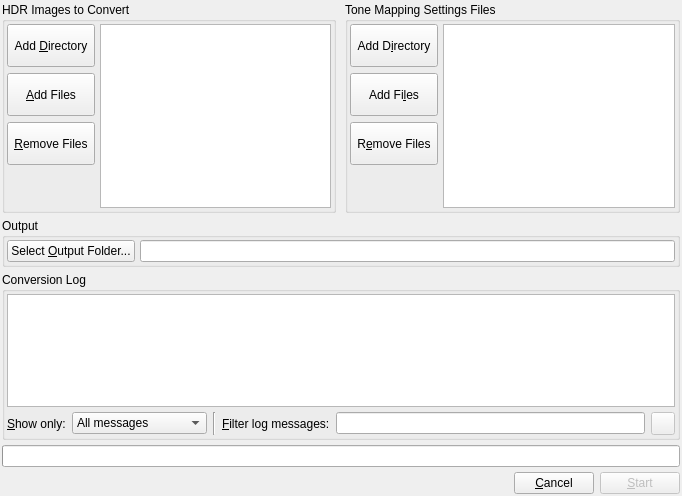
Qt form forms/BatchTMDialog.ui (LuminanceHDR/LuminanceHDR) before a commit.
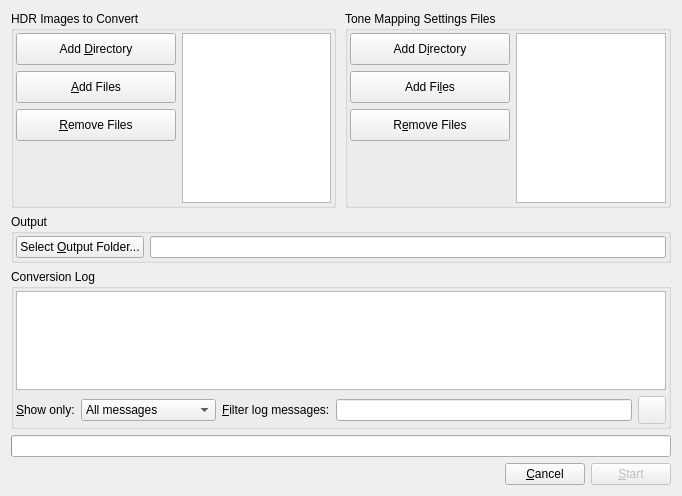
The same form after that commit. Icons and pictures are not drawn.

The edit to the form file:
```diff
--- a/forms/BatchTMDialog.ui
+++ b/forms/BatchTMDialog.ui
@@ -16,50 +16,41 @@
    <iconset resource="../icons.qrc" >
     <normaloff>:/new/prefix1/images/luminance.png</normaloff>:/new/prefix1/images/luminance.png</iconset>
   </property>
-  <layout class="QVBoxLayout" >
-   <property name="spacing" >
-    <number>5</number>
-   </property>
-   <property name="margin" >
-    <number>2</number>
-   </property>
+  <layout class="QVBoxLayout" name="_2">
    <item>
-    <layout class="QHBoxLayout" >
-     <property name="spacing" >
+    <layout class="QHBoxLayout">
+     <property name="spacing">
       <number>9</number>
      </property>
-     <property name="margin" >
-      <number>0</number>
-     </property>
      <item>
-      <widget class="QGroupBox" name="groupBox_3" >
-       <property name="title" >
+      <widget class="QGroupBox" name="groupBox_3">
+       <property name="title">
         <string>HDR Images to Convert</string>
        </property>
-       <layout class="QHBoxLayout" >
-        <property name="spacing" >
-         <number>5</number>
-        </property>
-        <property name="margin" >
+       <property name="alignment">
+        <set>Qt::AlignLeading|Qt::AlignLeft|Qt::AlignTop</set>
+       </property>
+       <layout class="QHBoxLayout" name="_6">
+        <property name="margin">
          <number>2</number>
         </property>
         <item>
-         <layout class="QVBoxLayout" >
-          <property name="spacing" >
-           <number>6</number>
-          </property>
-          <property name="margin" >
-           <number>0</number>
-          </property>
+         <layout class="QVBoxLayout" name="_3">
           <item>
-           <widget class="QToolButton" name="add_dir_HDRs_Button" >
-            <property name="sizePolicy" >
-             <sizepolicy vsizetype="MinimumExpanding" hsizetype="Preferred" >
-              <horstretch>0</horstretch>
-              <verstretch>0</verstretch>
-             </sizepolicy>
+           <widget class="QPushButton" name="add_dir_HDRs_Button">
+            <property name="minimumSize">
+             <size>
+              <width>160</width>
+              <height>32</height>
+             </size>
             </property>
-            <property name="toolTip" >
+            <property name="maximumSize">
+             <size>
+              <width>160</width>
+              <height>32</height>
+             </size>
+            </property>
+            <property name="toolTip">
              <string>Add all the HDRs in a directory to the list</string>
             </property>
             <property name="text" >
@@ -69,20 +60,32 @@
              <iconset resource="../icons.qrc" >
               <normaloff>:/new/prefix1/images/fileopen.png</normaloff>:/new/prefix1/images/fileopen.png</iconset>
             </property>
-            <property name="toolButtonStyle" >
-             <enum>Qt::ToolButtonTextUnderIcon</enum>
+            <property name="autoDefault">
+             <bool>true</bool>
+            </property>
+            <property name="default">
+             <bool>false</bool>
+            </property>
+            <property name="flat">
+             <bool>false</bool>
             </property>
            </widget>
           </item>
           <item>
-           <widget class="QToolButton" name="add_HDRs_Button" >
-            <property name="sizePolicy" >
-             <sizepolicy vsizetype="MinimumExpanding" hsizetype="Preferred" >
-              <horstretch>0</horstretch>
-              <verstretch>0</verstretch>
-             </sizepolicy>
+           <widget class="QPushButton" name="add_HDRs_Button">
+            <property name="minimumSize">
+             <size>
+              <width>160</width>
+              <height>32</height>
+             </size>
             </property>
-            <property name="toolTip" >
+            <property name="maximumSize">
+             <size>
+              <width>160</width>
+              <height>32</height>
+             </size>
+            </property>
+            <property name="toolTip">
              <string>Add single HDR files to the list</string>
             </property>
             <property name="text" >
@@ -92,20 +95,23 @@
              <iconset resource="../icons.qrc" >
               <normaloff>:/new/prefix1/images/add.png</normaloff>:/new/prefix1/images/add.png</iconset>
             </property>
-            <property name="toolButtonStyle" >
-             <enum>Qt::ToolButtonTextUnderIcon</enum>
-            </property>
            </widget>
           </item>
           <item>
-           <widget class="QToolButton" name="remove_HDRs_Button" >
-            <property name="sizePolicy" >
-             <sizepolicy vsizetype="MinimumExpanding" hsizetype="Preferred" >
-              <horstretch>0</horstretch>
-              <verstretch>0</verstretch>
-             </sizepolicy>
+           <widget class="QPushButton" name="remove_HDRs_Button">
+            <property name="minimumSize">
+             <size>
+              <width>160</width>
+              <height>32</height>
+             </size>
             </property>
-            <property name="toolTip" >
+            <property name="maximumSize">
+             <size>
+              <width>160</width>
+              <height>32</height>
+             </size>
+            </property>
+            <property name="toolTip">
              <string>Remove single HDR files to the list</string>
             </property>
             <property name="text" >
@@ -115,17 +121,14 @@
              <iconset resource="../icons.qrc" >
               <normaloff>:/new/prefix1/images/remove.png</normaloff>:/new/prefix1/images/remove.png</iconset>
             </property>
-            <property name="toolButtonStyle" >
-             <enum>Qt::ToolButtonTextUnderIcon</enum>
-            </property>
            </widget>
           </item>
           <item>
-           <spacer>
-            <property name="orientation" >
+           <spacer name="verticalSpacer">
+            <property name="orientation">
              <enum>Qt::Vertical</enum>
             </property>
-            <property name="sizeHint" stdset="0" >
+            <property name="sizeHint" stdset="0">
              <size>
               <width>20</width>
               <height>40</height>
@@ -136,8 +139,8 @@
          </layout>
         </item>
         <item>
-         <widget class="QListWidget" name="listWidget_HDRs" >
-          <property name="toolTip" >
+         <widget class="QListWidget" name="listWidget_HDRs">
+          <property name="toolTip">
            <string>List of HDRs that will be tone mapped</string>
           </property>
           <property name="selectionMode" >
@@ -152,34 +155,34 @@
       </widget>
      </item>
      <item>
-      <widget class="QGroupBox" name="groupBox_5" >
-       <property name="title" >
+      <widget class="QGroupBox" name="groupBox_5">
+       <property name="title">
         <string>Tone Mapping Settings Files</string>
        </property>
-       <layout class="QHBoxLayout" >
-        <property name="spacing" >
-         <number>5</number>
-        </property>
-        <property name="margin" >
+       <property name="alignment">
+        <set>Qt::AlignLeading|Qt::AlignLeft|Qt::AlignTop</set>
+       </property>
+       <layout class="QHBoxLayout" name="_5">
+        <property name="margin">
          <number>2</number>
         </property>
         <item>
-         <layout class="QVBoxLayout" >
-          <property name="spacing" >
-           <number>6</number>
-          </property>
-          <property name="margin" >
-           <number>0</number>
-          </property>
+         <layout class="QVBoxLayout" name="_4">
           <item>
-           <widget class="QToolButton" name="add_dir_TMopts_Button" >
-            <property name="sizePolicy" >
-             <sizepolicy vsizetype="MinimumExpanding" hsizetype="Preferred" >
-              <horstretch>0</horstretch>
-              <verstretch>0</verstretch>
-             </sizepolicy>
+           <widget class="QPushButton" name="add_dir_TMopts_Button">
+            <property name="minimumSize">
+             <size>
+              <width>160</width>
+              <height>32</height>
+             </size>
             </property>
-            <property name="toolTip" >
+            <property name="maximumSize">
+             <size>
+              <width>160</width>
+              <height>32</height>
+             </size>
+            </property>
+            <property name="toolTip">
              <string>Add all the Tone Mapping Setting files in a directory to the list</string>
             </property>
             <property name="text" >
@@ -189,20 +192,26 @@
              <iconset resource="../icons.qrc" >
               <normaloff>:/new/prefix1/images/fileopen.png</normaloff>:/new/prefix1/images/fileopen.png</iconset>
             </property>
-            <property name="toolButtonStyle" >
-             <enum>Qt::ToolButtonTextUnderIcon</enum>
+            <property name="flat">
+             <bool>false</bool>
             </property>
            </widget>
           </item>
           <item>
-           <widget class="QToolButton" name="add_TMopts_Button" >
-            <property name="sizePolicy" >
-             <sizepolicy vsizetype="MinimumExpanding" hsizetype="Preferred" >
-              <horstretch>0</horstretch>
-              <verstretch>0</verstretch>
-             </sizepolicy>
+           <widget class="QPushButton" name="add_TMopts_Button">
+            <property name="minimumSize">
+             <size>
+              <width>160</width>
+              <height>32</height>
+             </size>
             </property>
-            <property name="toolTip" >
+            <property name="maximumSize">
+             <size>
+              <width>160</width>
+              <height>32</height>
+             </size>
+            </property>
+            <property name="toolTip">
              <string>Add single Tone Mapping Setting files to the list</string>
             </property>
             <property name="text" >
@@ -212,20 +221,26 @@
              <iconset resource="../icons.qrc" >
               <normaloff>:/new/prefix1/images/add.png</normaloff>:/new/prefix1/images/add.png</iconset>
             </property>
-            <property name="toolButtonStyle" >
-             <enum>Qt::ToolButtonTextUnderIcon</enum>
+            <property name="flat">
+             <bool>false</bool>
             </property>
            </widget>
           </item>
           <item>
-           <widget class="QToolButton" name="remove_TMOpts_Button" >
-            <property name="sizePolicy" >
-             <sizepolicy vsizetype="MinimumExpanding" hsizetype="Preferred" >
-              <horstretch>0</horstretch>
-              <verstretch>0</verstretch>
-             </sizepolicy>
+           <widget class="QPushButton" name="remove_TMOpts_Button">
+            <property name="minimumSize">
+             <size>
+              <width>160</width>
+              <height>32</height>
+             </size>
             </property>
-            <property name="toolTip" >
+            <property name="maximumSize">
+             <size>
+              <width>160</width>
+              <height>32</height>
+             </size>
+            </property>
+            <property name="toolTip">
              <string>Remove single Tone Mapping Setting files to the list</string>
             </property>
             <property name="text" >
@@ -235,17 +250,17 @@
              <iconset resource="../icons.qrc" >
               <normaloff>:/new/prefix1/images/remove.png</normaloff>:/new/prefix1/images/remove.png</iconset>
             </property>
-            <property name="toolButtonStyle" >
-             <enum>Qt::ToolButtonTextUnderIcon</enum>
+            <property name="flat">
+             <bool>false</bool>
             </property>
            </widget>
           </item>
           <item>
-           <spacer>
-            <property name="orientation" >
+           <spacer name="verticalSpacer_2">
+            <property name="orientation">
              <enum>Qt::Vertical</enum>
             </property>
-            <property name="sizeHint" stdset="0" >
+            <property name="sizeHint" stdset="0">
              <size>
               <width>20</width>
               <height>40</height>
@@ -256,8 +271,8 @@
          </layout>
         </item>
         <item>
-         <widget class="QListWidget" name="listWidget_TMopts" >
-          <property name="toolTip" >
+         <widget class="QListWidget" name="listWidget_TMopts">
+          <property name="toolTip">
            <string>List of Tone Mapping Setting files that will be used to tone map each HDR</string>
           </property>
           <property name="selectionMode" >
@@ -274,30 +289,27 @@
     </layout>
    </item>
    <item>
-    <widget class="QGroupBox" name="groupBox_4" >
-     <property name="toolTip" >
+    <widget class="QGroupBox" name="groupBox_4">
+     <property name="toolTip">
       <string>Specify output folder for the tone mapped files</string>
      </property>
      <property name="title" >
       <string>Output</string>
      </property>
-     <layout class="QHBoxLayout" >
-      <property name="spacing" >
-       <number>5</number>
-      </property>
-      <property name="margin" >
+     <layout class="QHBoxLayout" name="_7">
+      <property name="margin">
        <number>2</number>
       </property>
       <item>
-       <widget class="QPushButton" name="out_folder_Button" >
-        <property name="text" >
+       <widget class="QPushButton" name="out_folder_Button">
+        <property name="text">
          <string>Select &amp;Output Folder...</string>
         </property>
        </widget>
       </item>
       <item>
-       <widget class="QLineEdit" name="out_folder_widgets" >
-        <property name="readOnly" >
+       <widget class="QLineEdit" name="out_folder_widgets">
+        <property name="readOnly">
          <bool>true</bool>
         </property>
        </widget>
@@ -306,21 +318,18 @@
     </widget>
    </item>
    <item>
-    <widget class="QGroupBox" name="groupBox" >
-     <property name="title" >
+    <widget class="QGroupBox" name="groupBox">
+     <property name="title">
       <string>Conversion Log</string>
      </property>
-     <layout class="QVBoxLayout" >
-      <property name="spacing" >
-       <number>5</number>
-      </property>
-      <property name="margin" >
+     <layout class="QVBoxLayout" name="_8">
+      <property name="margin">
        <number>2</number>
       </property>
       <item>
-       <widget class="QListView" name="Log_Widget" >
-        <property name="sizePolicy" >
-         <sizepolicy vsizetype="Maximum" hsizetype="Preferred" >
+       <widget class="QListView" name="Log_Widget">
+        <property name="sizePolicy">
+         <sizepolicy hsizetype="Preferred" vsizetype="Maximum">
           <horstretch>0</horstretch>
           <verstretch>0</verstretch>
          </sizepolicy>
@@ -346,16 +355,10 @@
        </widget>
       </item>
       <item>
-       <layout class="QHBoxLayout" >
-        <property name="spacing" >
-         <number>6</number>
-        </property>
-        <property name="margin" >
-         <number>0</number>
-        </property>
+       <layout class="QHBoxLayout">
         <item>
-         <widget class="QLabel" name="filterLabel1" >
-          <property name="text" >
+         <widget class="QLabel" name="filterLabel1">
+          <property name="text">
            <string>&amp;Show only:</string>
           </property>
           <property name="buddy" >
@@ -364,10 +367,13 @@
          </widget>
         </item>
         <item>
-         <widget class="QComboBox" name="filterComboBox" >
-          <property name="toolTip" >
+         <widget class="QComboBox" name="filterComboBox">
+          <property name="toolTip">
            <string>Filter messages based on severity</string>
           </property>
+          <property name="editable">
+           <bool>false</bool>
+          </property>
           <item>
            <property name="text" >
             <string>All messages</string>
@@ -386,15 +392,8 @@
          </widget>
         </item>
         <item>
-         <widget class="Line" name="line" >
-          <property name="orientation" >
-           <enum>Qt::Vertical</enum>
-          </property>
-         </widget>
-        </item>
-        <item>
-         <widget class="QLabel" name="filterLabel2" >
-          <property name="text" >
+         <widget class="QLabel" name="filterLabel2">
+          <property name="text">
            <string>&amp;Filter log messages:</string>
           </property>
           <property name="buddy" >
@@ -403,14 +402,26 @@
          </widget>
         </item>
         <item>
-         <widget class="QLineEdit" name="filterLineEdit" />
+         <widget class="QLineEdit" name="filterLineEdit"/>
         </item>
         <item>
-         <widget class="QToolButton" name="clearTextToolButton" >
-          <property name="enabled" >
+         <widget class="QToolButton" name="clearTextToolButton">
+          <property name="enabled">
            <bool>false</bool>
           </property>
-          <property name="toolTip" >
+          <property name="minimumSize">
+           <size>
+            <width>28</width>
+            <height>28</height>
+           </size>
+          </property>
+          <property name="maximumSize">
+           <size>
+            <width>28</width>
+            <height>28</height>
+           </size>
+          </property>
+          <property name="toolTip">
            <string>Clear filter text</string>
           </property>
           <property name="icon" >
@@ -425,8 +436,8 @@
     </widget>
    </item>
    <item>
-    <widget class="QProgressBar" name="overallProgressBar" >
-     <property name="toolTip" >
+    <widget class="QProgressBar" name="overallProgressBar">
+     <property name="toolTip">
       <string>Overall completion progress</string>
      </property>
      <property name="orientation" >
@@ -435,19 +446,13 @@
     </widget>
    </item>
    <item>
-    <layout class="QHBoxLayout" >
-     <property name="spacing" >
-      <number>6</number>
-     </property>
-     <property name="margin" >
-      <number>0</number>
-     </property>
+    <layout class="QHBoxLayout">
      <item>
       <spacer>
-       <property name="orientation" >
+       <property name="orientation">
         <enum>Qt::Horizontal</enum>
        </property>
-       <property name="sizeHint" stdset="0" >
+       <property name="sizeHint" stdset="0">
         <size>
          <width>40</width>
          <height>20</height>
@@ -456,8 +461,8 @@
       </spacer>
      </item>
      <item>
-      <widget class="QPushButton" name="cancelbutton" >
-       <property name="text" >
+      <widget class="QPushButton" name="cancelbutton">
+       <property name="text">
         <string>&amp;Cancel</string>
        </property>
        <property name="autoDefault" >
@@ -466,8 +471,8 @@
       </widget>
      </item>
      <item>
-      <widget class="QPushButton" name="BatchGoButton" >
-       <property name="enabled" >
+      <widget class="QPushButton" name="BatchGoButton">
+       <property name="enabled">
         <bool>false</bool>
        </property>
        <property name="toolTip" >
```
Left out of the diff: 121 changed lines with no effect on the pictures.
